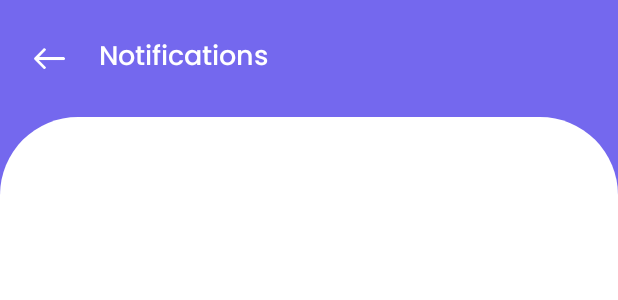
After one commit to Waleed055/Habitualize, an Android app: the layout activity_notification.xml on its own in the app's theme, with its tools: preview values and no code run, on a phone screen of 412 x 824 dp. The commit adds this screen. Shown: the top 300 px of the screen. Run offline under Robolectric (Android 15) with nearby library versions, the phone set to English and light mode, and no system bars.

Commit message:
included layout

```diff
--- a/app/src/main/AndroidManifest.xml
+++ b/app/src/main/AndroidManifest.xml
@@ -14,10 +14,11 @@
         android:theme="@style/Theme.Habitualize"
         tools:targetApi="31">
         <activity
+            android:name=".ui.afterauth.notification.NotificationActivity"
+            android:exported="false" />
+        <activity
             android:name=".ui.afterauth.home.HomeActivity"
-            android:exported="true" >
-
-        </activity>
+            android:exported="true"></activity>
         <activity
             android:name=".ui.beforeauth.introscreens.IntroActivity"
             android:exported="false" />
@@ -26,7 +27,7 @@
             android:exported="false" />
         <activity
             android:name=".ui.beforeauth.splash.SplashActivity"
-            android:exported="true" >
+            android:exported="true">
             <intent-filter>
                 <action android:name="android.intent.action.MAIN" />
 
--- /dev/null
+++ b/app/src/main/java/com/example/habitualize/ui/afterauth/notification/NotificationActivity.kt
@@ -0,0 +1,21 @@
+package com.example.habitualize.ui.afterauth.notification
+
+import androidx.appcompat.app.AppCompatActivity
+import android.os.Bundle
+import com.example.habitualize.R
+import com.example.habitualize.databinding.ActivityNotificationBinding
+
+class NotificationActivity : AppCompatActivity() {
+    lateinit var binding : ActivityNotificationBinding
+
+    override fun onCreate(savedInstanceState: Bundle?) {
+        super.onCreate(savedInstanceState)
+        binding = ActivityNotificationBinding.inflate(layoutInflater)
+        setContentView(binding.root)
+
+
+    }
+
+
+
+}
--- a/app/src/main/res/drawable/task_rv_background.xml
+++ b/app/src/main/res/drawable/task_rv_background.xml
@@ -1,7 +1,8 @@
 <?xml version="1.0" encoding="utf-8"?>
 <shape xmlns:android="http://schemas.android.com/apk/res/android">
 
-    <corners android:topRightRadius="@dimen/_45sdp" android:topLeftRadius="@dimen/_45sdp"/>
+    <corners android:topRightRadius="@dimen/_40sdp"
+        android:topLeftRadius="@dimen/_40sdp"/>
 
     <solid android:color="@color/white"/>
 </shape>
--- /dev/null
+++ b/app/src/main/res/layout/activity_notification.xml
@@ -0,0 +1,24 @@
+<?xml version="1.0" encoding="utf-8"?>
+<RelativeLayout
+    xmlns:android="http://schemas.android.com/apk/res/android"
+    xmlns:app="http://schemas.android.com/apk/res-auto"
+    xmlns:tools="http://schemas.android.com/tools"
+    android:layout_width="match_parent"
+    android:layout_height="match_parent"
+    tools:context=".ui.afterauth.notification.NotificationActivity"
+    android:background="@color/theme">
+
+    <include
+        android:id="@+id/notification_included_layout"
+        layout="@layout/header_layout"/>
+
+
+    <RelativeLayout
+        android:layout_width="match_parent"
+        android:layout_height="match_parent"
+        android:background="@drawable/task_rv_background"
+        android:layout_below="@id/notification_included_layout">
+
+    </RelativeLayout>
+
+</RelativeLayout>
--- a/app/src/main/res/layout/app_bar_main.xml
+++ b/app/src/main/res/layout/app_bar_main.xml
@@ -64,6 +64,8 @@
             app:rippleColor="@color/theme"
             android:backgroundTint="@color/theme"
             android:src="@drawable/task_icon"
+            android:outlineSpotShadowColor="@color/theme"
+            android:outlineAmbientShadowColor="@color/theme"
             app:layout_anchor="@id/bottomAppBar"
             android:layout_marginTop="-10dp"/>
 
--- /dev/null
+++ b/app/src/main/res/layout/header_layout.xml
@@ -0,0 +1,31 @@
+<?xml version="1.0" encoding="utf-8"?>
+<RelativeLayout
+    xmlns:android="http://schemas.android.com/apk/res/android"
+    android:layout_width="match_parent"
+    android:layout_height="wrap_content">
+    <RelativeLayout
+        android:id="@+id/header"
+        android:layout_width="match_parent"
+        android:layout_height="@dimen/_60sdp">
+        <ImageView
+            android:id="@+id/back_button"
+            android:layout_width="@dimen/_30sdp"
+            android:layout_height="@dimen/_30sdp"
+            android:src="@drawable/icon_forward"
+            android:rotation="180"
+            android:padding="@dimen/_7sdp"
+            android:layout_centerVertical="true"
+            android:layout_marginStart="@dimen/_10sdp"/>
+        <TextView
+            android:layout_width="wrap_content"
+            android:layout_height="wrap_content"
+            android:text="Notifications"
+            android:fontFamily="@font/poppins_medium"
+            android:textSize="@dimen/_14sdp"
+            android:textColor="@color/white"
+            android:layout_toEndOf="@id/back_button"
+            android:layout_centerVertical="true"
+            android:layout_marginStart="@dimen/_10sdp"/>
+
+    </RelativeLayout>
+</RelativeLayout>
```
Also changed, not shown: app/src/main/res/drawable/notification_gif.gif (added).
